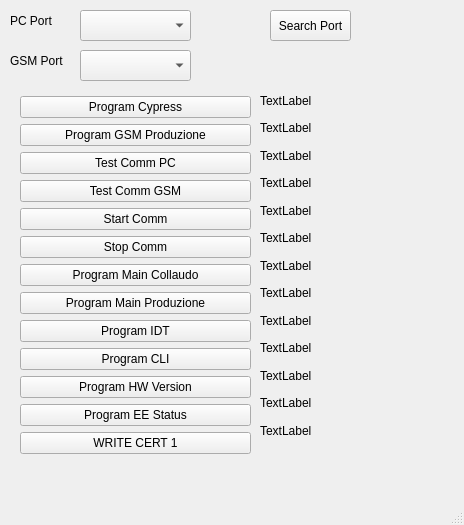
The window that gui/MainWindow.ui (Alfa-Elettronica/SwCollaudoL24) describes before a commit, drawn with Qt 5.
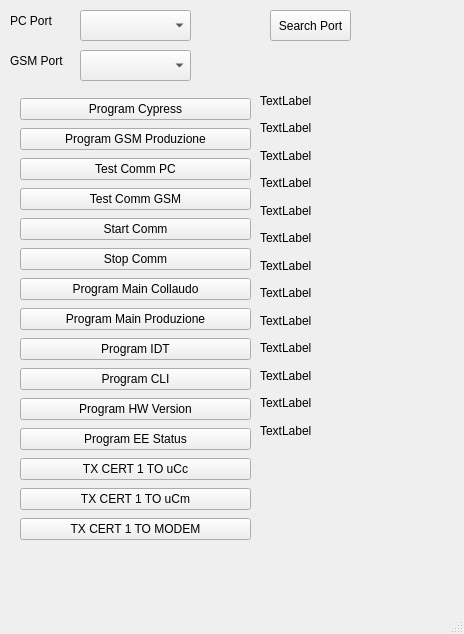
The same window after the commit.

Commit message: basic cert load 2

```diff
--- a/gui/MainWindow.ui
+++ b/gui/MainWindow.ui
@@ -7,7 +7,7 @@
     <x>0</x>
     <y>0</y>
     <width>464</width>
-    <height>525</height>
+    <height>634</height>
    </rect>
   </property>
   <property name="windowTitle">
@@ -146,7 +146,7 @@
       <x>20</x>
       <y>90</y>
       <width>231</width>
-      <height>381</height>
+      <height>471</height>
      </rect>
     </property>
     <layout class="QVBoxLayout" name="verticalLayout_2">
@@ -240,7 +240,21 @@
      <item>
       <widget class="QPushButton" name="btn_wr_cert1">
        <property name="text">
-        <string>WRITE CERT 1</string>
+        <string>TX CERT 1 TO uCc</string>
+       </property>
+      </widget>
+     </item>
+     <item>
+      <widget class="QPushButton" name="btn_tx_cert1">
+       <property name="text">
+        <string>TX CERT 1 TO uCm</string>
+       </property>
+      </widget>
+     </item>
+     <item>
+      <widget class="QPushButton" name="btn_tx_cert1_modem">
+       <property name="text">
+        <string>TX CERT 1 TO MODEM</string>
        </property>
       </widget>
      </item>
```
The commit also changes 2 other files.
